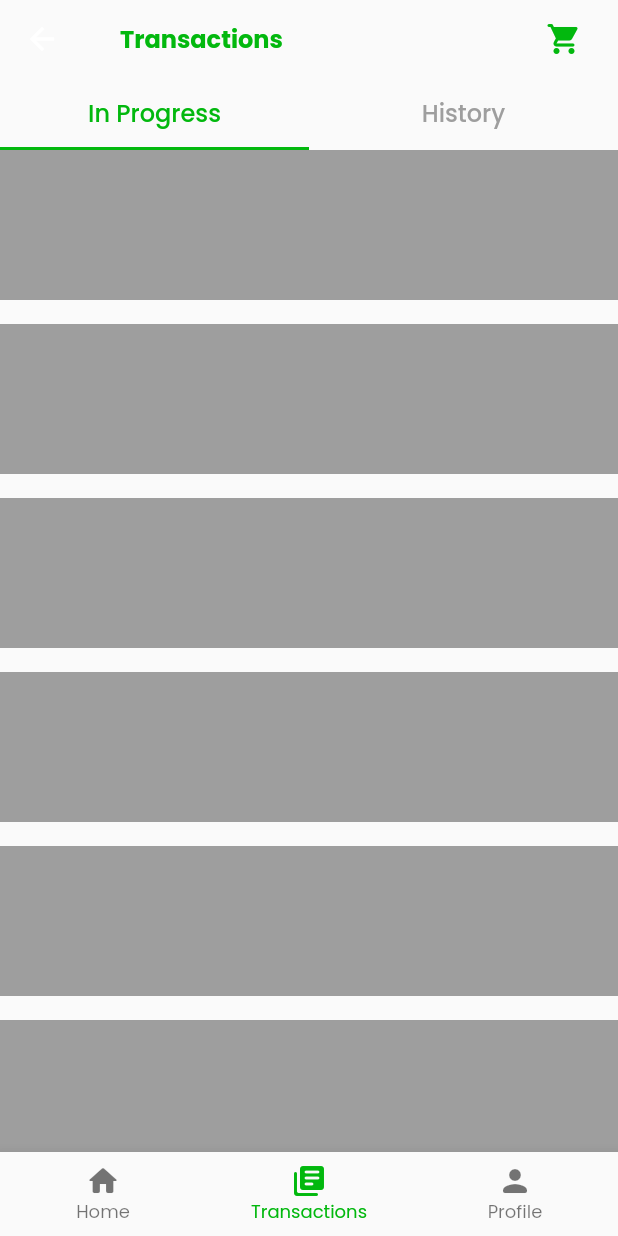
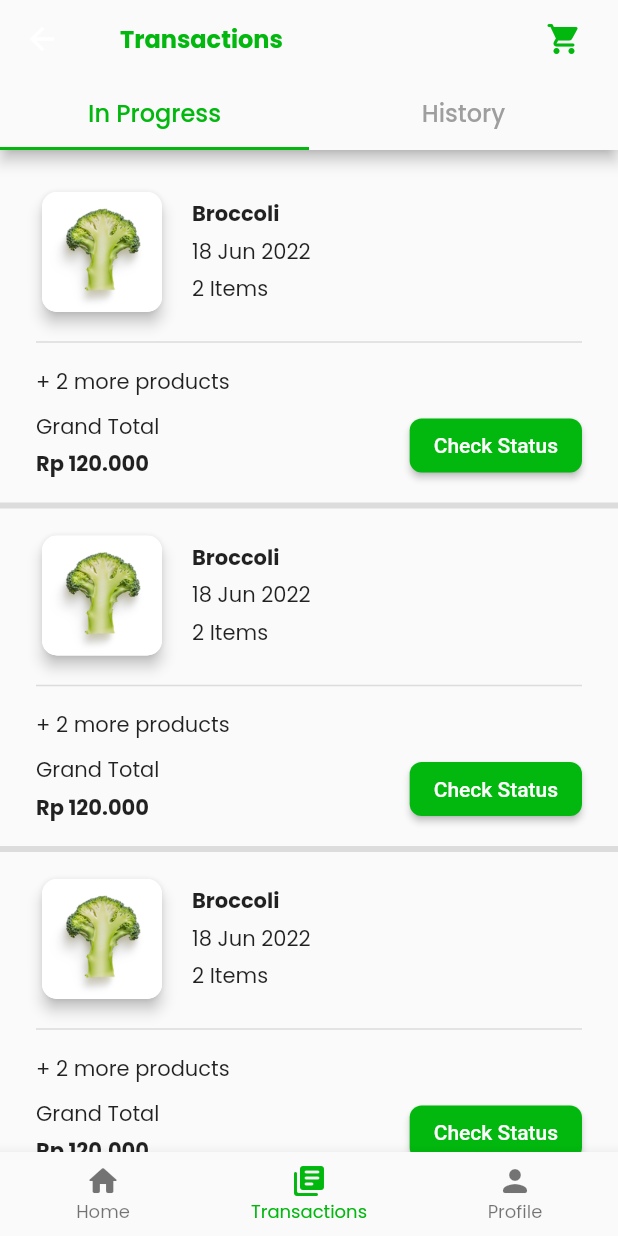
Before and after one commit to stanleymesa/segarbox_flutter, a Flutter app: the HomeView screen opened by its route, item 2 of the bottom bar chosen, on a phone screen of 412 x 824 dp. Run offline on Flutter 3.47's test engine with Material 2 defaults, Android fonts, the phone set to English and light mode, and no system bars; our stand-ins replace carousel_slider, get, google_fonts, lottie.

Commit message:
Transactions In Progress

```diff
--- a/lib/app/modules/home/views/profile_view.dart
+++ b/lib/app/modules/home/views/profile_view.dart
@@ -2,6 +2,7 @@ import 'package:flutter/material.dart';
 import 'package:get/get.dart';
 import 'package:segarbox_flutter/app/modules/home/controllers/home_controller.dart';
 import 'package:segarbox_flutter/app/modules/home/controllers/profile_controller.dart';
+import 'package:segarbox_flutter/theme/theme.dart';
 
 class ProfilePage extends GetView<ProfileController> {
   const ProfilePage({
@@ -18,7 +19,20 @@ class ProfilePage extends GetView<ProfileController> {
         homeController.currentNavPage.value = 0;
         return false;
       },
-      child: Text('Profile'),
+      child: Container(
+        color: green,
+        width: Get.width,
+        height: Get.height,
+        child: Column(
+          children: [
+            Container(
+              color: Colors.amber,
+              height: 100,
+              width: 100,
+            )
+          ],
+        ),
+      ),
     );
   }
 }
--- a/lib/app/modules/home/views/transactions_view.dart
+++ b/lib/app/modules/home/views/transactions_view.dart
@@ -69,16 +69,115 @@ class TransactionsPage extends GetView<TransactionsController> {
               child: TabBarView(
                 children: [
                   ListView.separated(
-                    itemBuilder: (context, index) => Container(
-                      color: Colors.grey,
-                      height: 100,
+                    padding: EdgeInsets.symmetric(vertical: 16),
+                    itemBuilder: (context, index) => Padding(
+                      padding: const EdgeInsets.symmetric(
+                          horizontal: 24, vertical: 8),
+                      child: Column(
+                        crossAxisAlignment: CrossAxisAlignment.start,
+                        children: [
+                          Row(
+                            children: [
+                              Card(
+                                elevation: 4,
+                                shape: RoundedRectangleBorder(
+                                    borderRadius:
+                                        BorderRadius.all(Radius.circular(10))),
+                                child: ClipRRect(
+                                  borderRadius:
+                                      BorderRadius.all(Radius.circular(10)),
+                                  child: Image.asset(
+                                    'assets/image/veggie.jpg',
+                                    width: 80,
+                                    height: 80,
+                                    fit: BoxFit.fill,
+                                  ),
+                                ),
+                              ),
+                              SizedBox(
+                                width: 16,
+                              ),
+                              Column(
+                                crossAxisAlignment: CrossAxisAlignment.start,
+                                children: [
+                                  Text(
+                                    'Broccoli',
+                                    style: normalBold,
+                                  ),
+                                  SizedBox(
+                                    height: 4,
+                                  ),
+                                  Text(
+                                    '18 Jun 2022',
+                                    style: normalDark,
+                                  ),
+                                  SizedBox(
+                                    height: 4,
+                                  ),
+                                  Text(
+                                    '2 Items',
+                                    style: normalDark,
+                                  ),
+                                ],
+                              )
+                            ],
+                          ),
+                          SizedBox(
+                            height: 8,
+                          ),
+                          Divider(
+                            thickness: 1,
+                          ),
+                          SizedBox(
+                            height: 8,
+                          ),
+                          Text(
+                            '+ 2 more products',
+                            style: normalDark,
+                          ),
+                          SizedBox(
+                            height: 8,
+                          ),
+                          Row(
+                            mainAxisAlignment: MainAxisAlignment.spaceBetween,
+                            children: [
+                              Column(
+                                crossAxisAlignment: CrossAxisAlignment.start,
+                                children: [
+                                  Text(
+                                    'Grand Total',
+                                    style: normalDark,
+                                  ),
+                                  SizedBox(
+                                    height: 4,
+                                  ),
+                                  Text(
+                                    'Rp 120.000',
+                                    style: normalBold,
+                                  ),
+                                ],
+                              ),
+                              ElevatedButton(
+                                onPressed: () {},
+                                child: Text('Check Status'),
+                                style: ElevatedButton.styleFrom(
+                                    backgroundColor: green,
+                                    shape: RoundedRectangleBorder(
+                                        borderRadius: BorderRadius.all(
+                                            Radius.circular(8)))),
+                              )
+                            ],
+                          )
+                        ],
+                      ),
                     ),
-                    separatorBuilder: (context, index) => SizedBox(
-                      height: 16,
+                    separatorBuilder: (context, index) => Divider(
+                      thickness: 4,
                     ),
                     itemCount: 10,
                   ),
                   ListView.separated(
+                    padding: EdgeInsets.symmetric(vertical: 24, horizontal: 24),
                     itemBuilder: (context, index) => Container(
                       color: Colors.amber,
                       height: 100,
```
